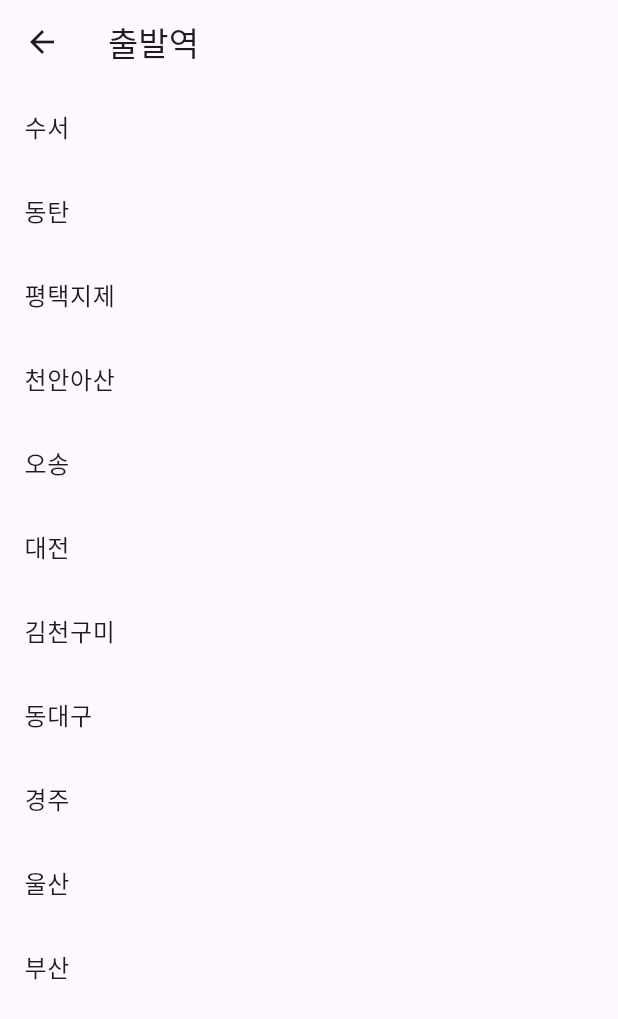
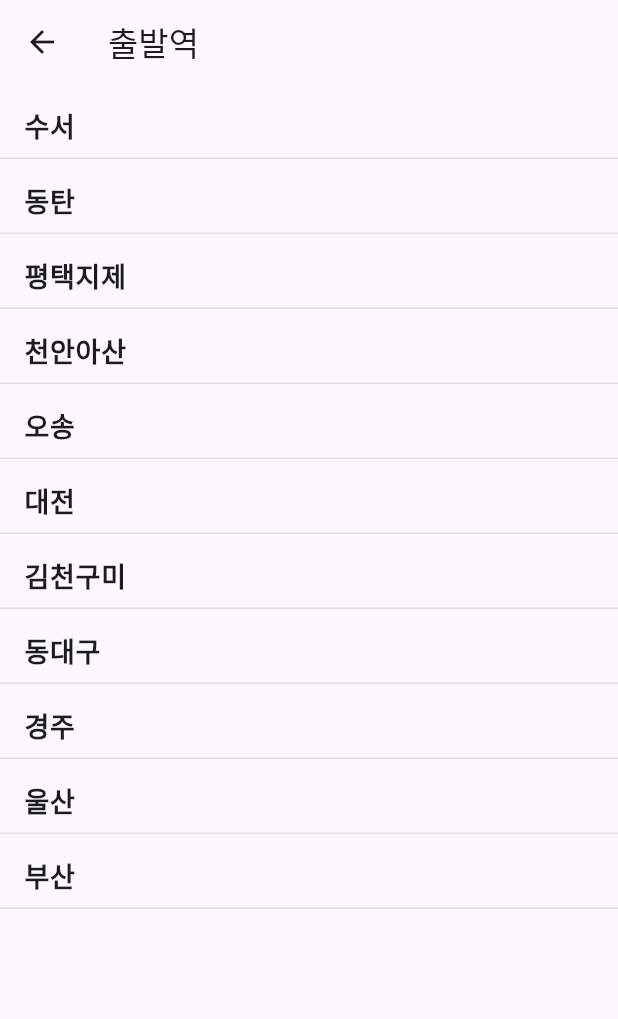
Before and after one commit to jinju9513/flutter_train_app, a Flutter app: the StationListPage screen opened directly, on a phone screen of 412 x 824 dp. Shown: the top 1019 px of the screen. Run offline on Flutter 3.47's test engine with Material 3 defaults, Android fonts, the phone set to English and light mode, and no system bars.

Commit message:
feat : 역 list값 반환하여 화면 표시

```diff
--- a/lib/pages/station/station_list_page.dart
+++ b/lib/pages/station/station_list_page.dart
@@ -14,12 +14,30 @@ class StationListPage extends StatelessWidget{
     body: ListView.builder(
       itemCount: stations.length,
       itemBuilder: (context,index){
-        return ListTile(
-          title: Text(stations[index]),
+        return GestureDetector(
           onTap: () {
-            print('${stations[index]} 선택됨');
-          },
-        );
+              print('${stations[index]} 선택됨');
+              Navigator.pop(context,stations[index]); //이전 페이지로 인덱스값 전달
+            },
+          child: Container(
+            alignment: Alignment.centerLeft,
+            height: 50,
+            decoration: BoxDecoration(
+            border: Border(
+              bottom: BorderSide(
+                color: Colors.grey[300]!,
+              ),
+            ),
+            ),
+            child: ListTile(
+              title: Text(stations[index],
+                style: TextStyle(
+                  fontSize: 18,
+                  fontWeight: FontWeight.bold,
+                ),),
+            ),
+          ),
+          );
       }),
 
    );
```
Also changed, not shown: lib/pages/home/home_page.dart (+33 -5 lines), lib/pages/home/widgets/select_box.dart (+37 -8 lines).
